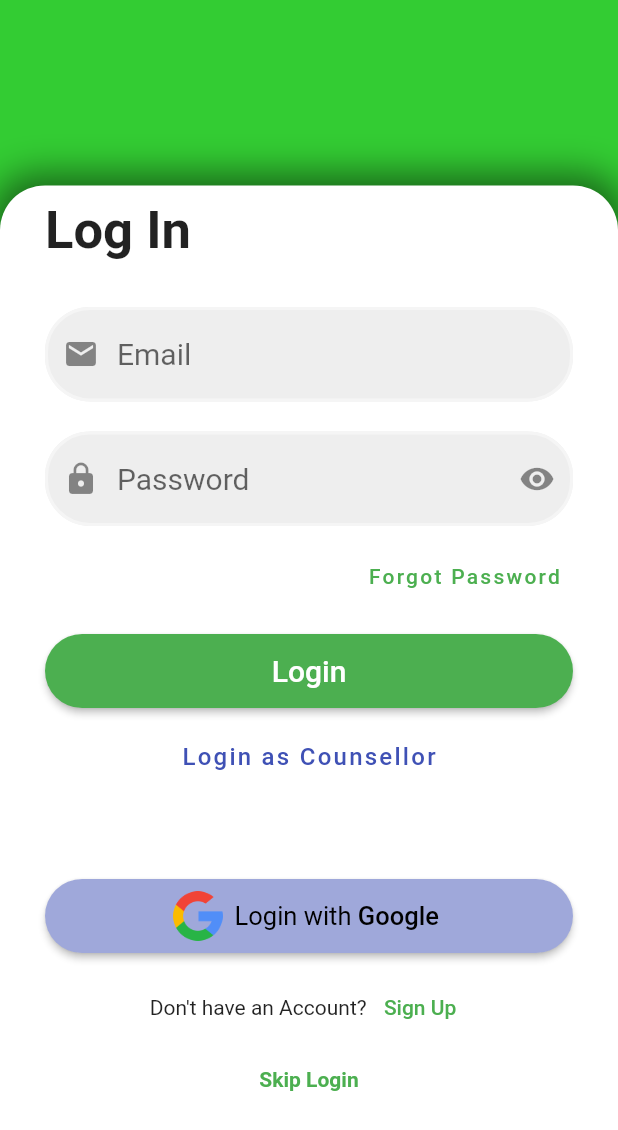
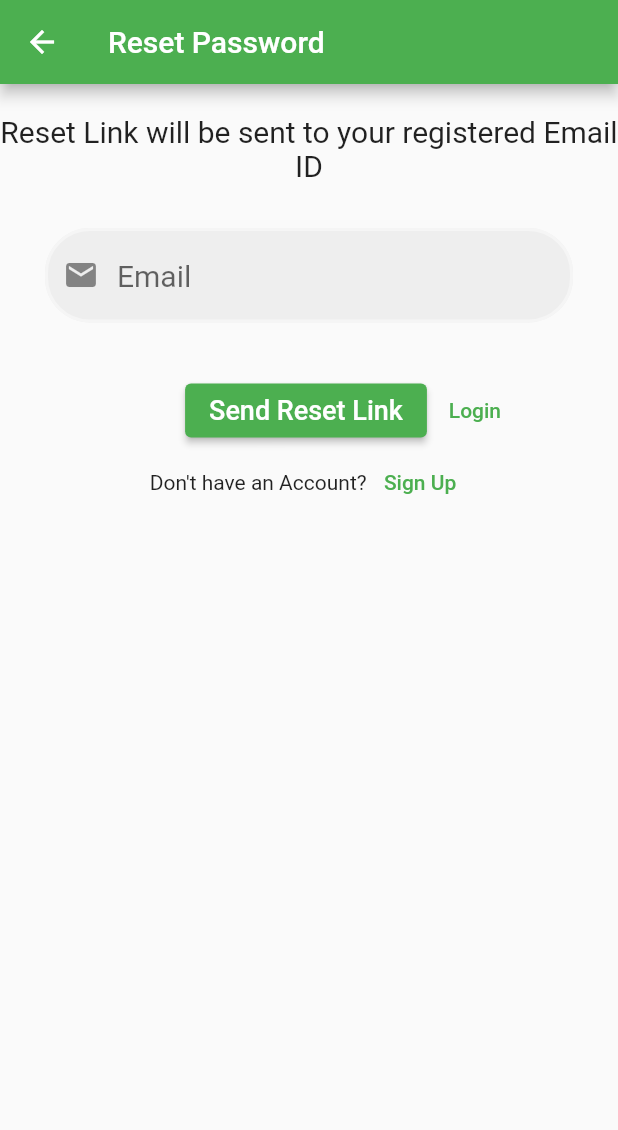
Before and after one commit to o-omki/depression-assessment-app, a Flutter app: the SignUp screen opened directly, after a tap on "Sign Up", after a tap on "Login", after a tap on "Forgot Password", on a phone screen of 412 x 824 dp. Shown: the top 1130 px of the screen. Run offline on Flutter 3.47's test engine with Material 2 defaults, Android fonts, the phone set to English and light mode, and no system bars; our stand-ins replace cloud_firestore, curved_navigation_bar, firebase_auth, firebase_core, fl_chart, flutter_dotenv and 2 more; missing offline and left inert: mongo_dart; accounts and stored records are empty; generated files the repository leaves out were written again.

Commit message:
Add functionality to the forgot password button

```diff
--- a/lib/screens/auth/login.dart
+++ b/lib/screens/auth/login.dart
@@ -9,6 +9,7 @@ import 'package:serenity_space/main.dart';
 import '../../api/apis.dart';
 import '../../helper/dialogs.dart';
 import '../bottom_nav_bar.dart';
+import '../forgot_password.dart';
 import 'signup.dart';
 
 class Login extends StatefulWidget {
@@ -70,17 +71,19 @@ class _LoginState extends State<Login> {
         log('\nUserAdditionalInfo: ${user.additionalUserInfo}');
         log('\nUserCredential: ${user.credential}');
 
-        // if ((await APIs.userExists())) {
-        //   Navigator.pushReplacement(
-        //       context, MaterialPageRoute(builder: (_) => const HomeScreen()));
-        // } else {
-        //   await APIs.createUser().then((value) {
-        //     Navigator.pushReplacement(
-        //         context, MaterialPageRoute(builder: (_) => const HomeScreen()));
-        //   });
-        // }
-        Navigator.pushReplacement(
-            context, MaterialPageRoute(builder: (_) => const BottomNavBar()));
+        if ((await APIs.userExists())) {
+          log("Reached till here1");
+          Navigator.pushReplacement(
+              context, MaterialPageRoute(builder: (_) => const BottomNavBar()));
+        } else {
+          await APIs.createUserWithGoogle().then((value) {
+            log("Reached till here");
+            Navigator.pushReplacement(context,
+                MaterialPageRoute(builder: (_) => const BottomNavBar()));
+          });
+        }
+        // Navigator.pushReplacement(
+        //     context, MaterialPageRoute(builder: (_) => const BottomNavBar()));
       }
     });
   }
@@ -204,7 +207,13 @@ class _LoginState extends State<Login> {
                           crossAxisAlignment: CrossAxisAlignment.end,
                           children: [
                             TextButton(
-                                onPressed: () => {},
+                                onPressed: () => {
+                                      Navigator.push(
+                                          context,
+                                          MaterialPageRoute(
+                                              builder: (_) =>
+                                                  const ForgotPassword()))
+                                    },
                                 child: const Text(
                                   'Forgot Password',
                                   style: TextStyle(
@@ -235,21 +244,7 @@ class _LoginState extends State<Login> {
                             ),
                           ],
                         ),
-                        SizedBox(
-                          height: mq.height * 0.01,
-                        ),
-                        TextButton(
-                          onPressed: () {},
-                          child: const Text(
-                            'Login as Counsellor',
-                            style: TextStyle(
-                                fontSize: 16,
-                                fontWeight: FontWeight.w500,
-                                color: Colors.indigo,
-                                letterSpacing: 1.5),
-                          ),
-                        ),
-                        SizedBox(height: mq.height * 0.07),
+                        SizedBox(height: mq.height * 0.14),
                         Spacer(),
                         Column(
                           children: [
--- /dev/null
+++ b/lib/screens/forgot_password.dart
@@ -0,0 +1,176 @@
+import 'package:flutter/material.dart';
+
+import 'package:firebase_auth/firebase_auth.dart';
+
+import '../main.dart';
+import 'auth/login.dart';
+import 'auth/signup.dart';
+
+class ForgotPassword extends StatefulWidget {
+  const ForgotPassword({super.key});
+
+  @override
+  State<ForgotPassword> createState() => _ForgotPasswordState();
+}
+
+class _ForgotPasswordState extends State<ForgotPassword> {
+  final _formKey = GlobalKey<FormState>();
+
+  var email = "";
+
+  final emailController = TextEditingController();
+
+  bool validateEmail(String email) {
+    String pattern = r'^[a-zA-Z0-9.!]+@[a-zA-Z0-9]+\.[a-zA-Z]+';
+    RegExp regExp = RegExp(pattern);
+    return regExp.hasMatch(email);
+  }
+
+  resetPassword() async {
+    try {
+      await FirebaseAuth.instance.sendPasswordResetEmail(email: email);
+      ScaffoldMessenger.of(context).showSnackBar(const SnackBar(
+        content: Text(
+          'Password Reset Link has been sent. Please check your mail',
+          style: TextStyle(fontSize: 18),
+        ),
+        backgroundColor: Colors.blue,
+        behavior: SnackBarBehavior.floating,
+      ));
+    } on FirebaseAuthException catch (e) {
+      if (e.code == 'user-not-found') {
+        ScaffoldMessenger.of(context).showSnackBar(const SnackBar(
+          content: Text(
+            'No User found for this Email',
+            style: TextStyle(fontSize: 18),
+          ),
+          backgroundColor: Colors.orange,
+          behavior: SnackBarBehavior.floating,
+        ));
+      }
+    }
+  }
+
+  @override
+  // Clean up the controller when the widget is disposed
+  void dispose() {
+    emailController.dispose();
+    super.dispose();
+  }
+
+  @override
+  Widget build(BuildContext context) {
+    return GestureDetector(
+      onTap: () => FocusManager.instance.primaryFocus?.unfocus(),
+      child: Scaffold(
+          appBar: AppBar(
+            title: const Text('Reset Password'),
+          ),
+          body: Column(
+            children: [
+              Container(
+                margin: const EdgeInsets.only(top: 20),
+                child: const Text(
+                  'Reset Link will be sent to your registered Email ID',
+                  style: TextStyle(fontSize: 20),
+                  textAlign: TextAlign.center,
+                ),
+              ),
+              Expanded(
+                child: Form(
+                    key: _formKey,
+                    child: Padding(
+                      padding: const EdgeInsets.symmetric(
+                          vertical: 20, horizontal: 30),
+                      child: ListView(
+                        children: [
+                          Container(
+                            margin: const EdgeInsets.symmetric(vertical: 10),
+                            child: TextFormField(
+                              decoration: const InputDecoration(
+                                prefixIcon: Icon(Icons.email),
+                                hintText: 'Email',
+                              ),
+                              controller: emailController,
+                              validator: (value) {
+                                if (value == null || value.isEmpty) {
+                                  return 'Please enter your Email';
+                                } else if (!validateEmail(value)) {
+                                  return 'Please enter valid Email';
+                                }
+                                return null;
+                              },
+                            ),
+                          ),
+                          SizedBox(
+                            height: mq.height * 0.03,
+                          ),
+                          Container(
+                            margin: const EdgeInsets.only(left: 60),
+                            child: Row(
+                              mainAxisAlignment: MainAxisAlignment.center,
+                              children: [
+                                ElevatedButton(
+                                    onPressed: () {
+                                      if (_formKey.currentState!.validate()) {
+                                        setState(() {
+                                          email = emailController.text;
+                                        });
+                                        resetPassword();
+                                      }
+                                    },
+                                    child: const Text(
+                                      'Send Reset Link',
+                                      style: TextStyle(fontSize: 18),
+                                    )),
+                                TextButton(
+                                    onPressed: () => {
+                                          Navigator.pushAndRemoveUntil(
+                                              context,
+                                              PageRouteBuilder(
+                                                  pageBuilder:
+                                                      (context, a, b) =>
+                                                          const Login(),
+                                                  transitionDuration:
+                                                      const Duration(
+                                                          seconds: 0)),
+                                              (route) => false)
+                                        },
+                                    child: const Text(
+                                      'Login',
+                                      style: TextStyle(fontSize: 14),
+                                    ))
+                              ],
+                            ),
+                          ),
+                          Container(
+                            child: Row(
+                              mainAxisAlignment: MainAxisAlignment.center,
+                              children: [
+                                const Text("Don't have an Account? "),
+                                TextButton(
+                                    onPressed: () => {
+                                          Navigator.pushAndRemoveUntil(
+                                              context,
+                                              PageRouteBuilder(
+                                                  pageBuilder:
+                                                      (context, a, b) =>
+                                                          const SignUp(),
+                                                  transitionDuration:
+                                                      const Duration(
+                                                          seconds: 0)),
+                                              (route) => false)
+                                        },
+                                    child: const Text('Sign Up'))
+                              ],
+                            ),
+                          )
+                        ],
+                      ),
+                    )),
+              )
+            ],
+          )),
+    );
+  }
+}
```
Also changed, not shown: lib/screens/auth/signup.dart (+14 -12 lines).
